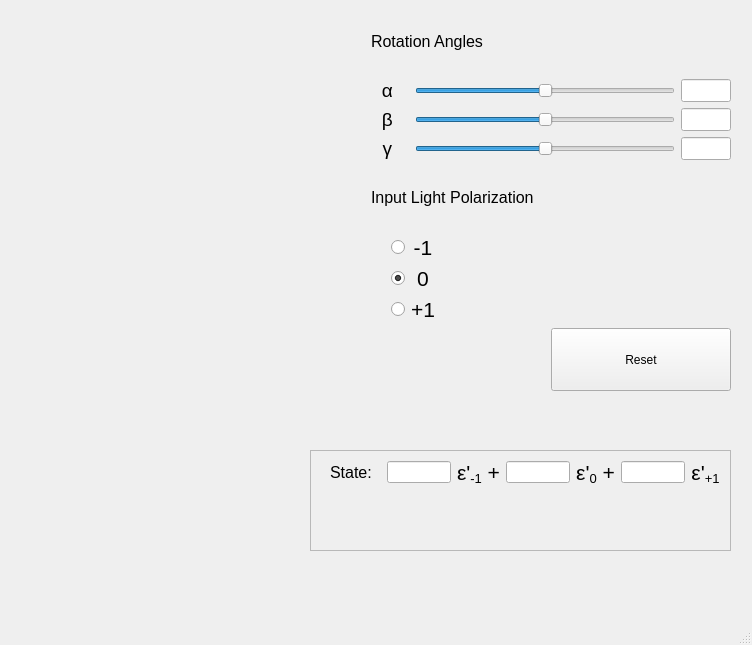
Above: Visualizer.ui from bdsmith147/PolarizationRotationVisualizer before the change. Below: the same form after it.
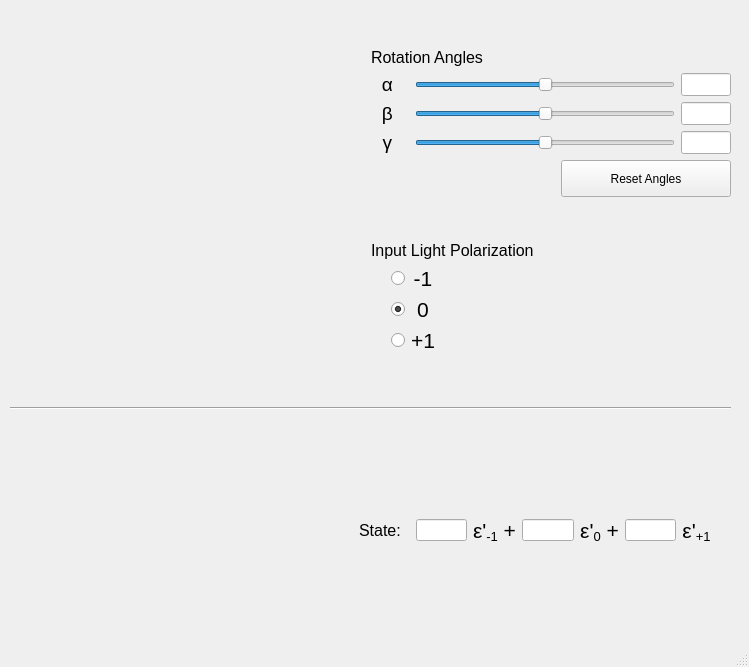
That is the form after the change.

Commit message: Adjusts the layouts, finishing touches.

The edit to the form file:
```diff
--- a/Visualizer.ui
+++ b/Visualizer.ui
@@ -6,8 +6,8 @@
    <rect>
     <x>0</x>
     <y>0</y>
-    <width>752</width>
-    <height>645</height>
+    <width>749</width>
+    <height>667</height>
    </rect>
   </property>
   <property name="windowTitle">
@@ -39,6 +39,19 @@
      </item>
      <item row="1" column="1">
       <layout class="QVBoxLayout" name="verticalLayout">
+       <item>
+        <spacer name="verticalSpacer_5">
+         <property name="orientation">
+          <enum>Qt::Vertical</enum>
+         </property>
+         <property name="sizeHint" stdset="0">
+          <size>
+           <width>20</width>
+           <height>40</height>
+          </size>
+         </property>
+        </spacer>
+       </item>
        <item>
         <widget class="QLabel" name="RotLabel">
          <property name="font">
@@ -217,6 +230,65 @@
          </item>
         </layout>
        </item>
+       <item>
+        <layout class="QHBoxLayout" name="horizontalLayout_2">
+         <item>
+          <spacer name="verticalSpacer">
+           <property name="orientation">
+            <enum>Qt::Vertical</enum>
+           </property>
+           <property name="sizeType">
+            <enum>QSizePolicy::Maximum</enum>
+           </property>
+           <property name="sizeHint" stdset="0">
+            <size>
+             <width>20</width>
+             <height>40</height>
+            </size>
+           </property>
+          </spacer>
+         </item>
+         <item>
+          <spacer name="horizontalSpacer_4">
+           <property name="orientation">
+            <enum>Qt::Horizontal</enum>
+           </property>
+           <property name="sizeHint" stdset="0">
+            <size>
+             <width>40</width>
+             <height>20</height>
+            </size>
+           </property>
+          </spacer>
+         </item>
+         <item>
+          <widget class="QPushButton" name="resetButton">
+           <property name="sizePolicy">
+            <sizepolicy hsizetype="Expanding" vsizetype="Minimum">
+             <horstretch>0</horstretch>
+             <verstretch>0</verstretch>
+            </sizepolicy>
+           </property>
+           <property name="text">
+            <string>Reset Angles</string>
+           </property>
+          </widget>
+         </item>
+        </layout>
+       </item>
+       <item>
+        <spacer name="verticalSpacer_2">
+         <property name="orientation">
+          <enum>Qt::Vertical</enum>
+         </property>
+         <property name="sizeHint" stdset="0">
+          <size>
+           <width>20</width>
+           <height>40</height>
+          </size>
+         </property>
+        </spacer>
+       </item>
        <item>
         <widget class="QLabel" name="PolLabel">
          <property name="font">
@@ -329,50 +401,52 @@
         </layout>
        </item>
        <item>
-        <layout class="QHBoxLayout" name="horizontalLayout_2">
-         <item>
-          <spacer name="horizontalSpacer_4">
-           <property name="orientation">
-            <enum>Qt::Horizontal</enum>
-           </property>
-           <property name="sizeHint" stdset="0">
-            <size>
-             <width>40</width>
-             <height>20</height>
-            </size>
-           </property>
-          </spacer>
-         </item>
-         <item>
-          <widget class="QPushButton" name="resetButton">
-           <property name="sizePolicy">
-            <sizepolicy hsizetype="Expanding" vsizetype="Minimum">
-             <horstretch>0</horstretch>
-             <verstretch>0</verstretch>
-            </sizepolicy>
-           </property>
-           <property name="text">
-            <string>Reset</string>
-           </property>
-          </widget>
-         </item>
-        </layout>
+        <spacer name="verticalSpacer_6">
+         <property name="orientation">
+          <enum>Qt::Vertical</enum>
+         </property>
+         <property name="sizeHint" stdset="0">
+          <size>
+           <width>20</width>
+           <height>40</height>
+          </size>
+         </property>
+        </spacer>
        </item>
       </layout>
      </item>
     </layout>
    </widget>
-   <widget class="QWidget" name="gridLayoutWidget_2">
+   <widget class="QFrame" name="frame">
+    <property name="geometry">
+     <rect>
+      <x>390</x>
+      <y>660</y>
+      <width>501</width>
+      <height>51</height>
+     </rect>
+    </property>
+    <property name="frameShape">
+     <enum>QFrame::StyledPanel</enum>
+    </property>
+    <property name="frameShadow">
+     <enum>QFrame::Raised</enum>
+    </property>
+    <property name="lineWidth">
+     <number>5</number>
+    </property>
+   </widget>
+   <widget class="QWidget" name="horizontalLayoutWidget">
     <property name="geometry">
      <rect>
       <x>10</x>
-      <y>410</y>
+      <y>420</y>
       <width>721</width>
-      <height>181</height>
+      <height>221</height>
      </rect>
     </property>
-    <layout class="QGridLayout" name="gridLayout_2">
-     <item row="1" column="0">
+    <layout class="QHBoxLayout" name="horizontalLayout">
+     <item>
       <spacer name="horizontalSpacer_5">
        <property name="orientation">
         <enum>Qt::Horizontal</enum>
@@ -382,64 +456,61 @@
        </property>
        <property name="sizeHint" stdset="0">
         <size>
-         <width>300</width>
+         <width>40</width>
          <height>20</height>
         </size>
        </property>
       </spacer>
      </item>
-     <item row="0" column="1">
-      <spacer name="verticalSpacer">
-       <property name="orientation">
-        <enum>Qt::Vertical</enum>
-       </property>
-       <property name="sizeType">
-        <enum>QSizePolicy::Maximum</enum>
-       </property>
-       <property name="sizeHint" stdset="0">
-        <size>
-         <width>20</width>
-         <height>40</height>
-        </size>
-       </property>
-      </spacer>
+     <item>
+      <layout class="QGridLayout" name="gridLayout_5">
+       <item row="0" column="0">
+        <spacer name="horizontalSpacer_7">
+         <property name="orientation">
+          <enum>Qt::Horizontal</enum>
+         </property>
+         <property name="sizeType">
+          <enum>QSizePolicy::Maximum</enum>
+         </property>
+         <property name="sizeHint" stdset="0">
+          <size>
+           <width>500</width>
+           <height>20</height>
+          </size>
+         </property>
+        </spacer>
+       </item>
+      </layout>
      </item>
-     <item row="2" column="1">
-      <spacer name="verticalSpacer_2">
+     <item>
+      <spacer name="horizontalSpacer_6">
        <property name="orientation">
-        <enum>Qt::Vertical</enum>
+        <enum>Qt::Horizontal</enum>
        </property>
-       <property name="sizeType">
-        <enum>QSizePolicy::Maximum</enum>
-       </property>
        <property name="sizeHint" stdset="0">
         <size>
-         <width>20</width>
-         <height>40</height>
+         <width>40</width>
+         <height>20</height>
         </size>
        </property>
       </spacer>
      </item>
-     <item row="1" column="1">
-      <widget class="QFrame" name="frame">
-       <property name="frameShape">
-        <enum>QFrame::StyledPanel</enum>
-       </property>
-       <property name="frameShadow">
-        <enum>QFrame::Raised</enum>
-       </property>
-       <property name="lineWidth">
-        <number>5</number>
-       </property>
-       <widget class="QWidget" name="horizontalLayoutWidget_2">
-        <property name="geometry">
-         <rect>
-          <x>0</x>
-          <y>0</y>
-          <width>430</width>
-          <height>45</height>
-         </rect>
-        </property>
+     <item>
+      <layout class="QVBoxLayout" name="verticalLayout_2">
+       <item>
+        <spacer name="verticalSpacer_4">
+         <property name="orientation">
+          <enum>Qt::Vertical</enum>
+         </property>
+         <property name="sizeHint" stdset="0">
+          <size>
+           <width>20</width>
+           <height>40</height>
+          </size>
+         </property>
+        </spacer>
+       </item>
+       <item>
         <layout class="QHBoxLayout" name="horizontalLayout_3">
          <property name="leftMargin">
           <number>20</number>
@@ -496,11 +567,37 @@
           </widget>
          </item>
         </layout>
-       </widget>
-      </widget>
+       </item>
+       <item>
+        <spacer name="verticalSpacer_3">
+         <property name="orientation">
+          <enum>Qt::Vertical</enum>
+         </property>
+         <property name="sizeHint" stdset="0">
+          <size>
+           <width>20</width>
+           <height>40</height>
+          </size>
+         </property>
+        </spacer>
+       </item>
+      </layout>
      </item>
     </layout>
    </widget>
+   <widget class="Line" name="line">
+    <property name="geometry">
+     <rect>
+      <x>10</x>
+      <y>400</y>
+      <width>721</width>
+      <height>16</height>
+     </rect>
+    </property>
+    <property name="orientation">
+     <enum>Qt::Horizontal</enum>
+    </property>
+   </widget>
   </widget>
   <widget class="QMenuBar" name="menubar">
    <property name="geometry">
```
Left out of the diff: 2 changed lines with no effect on the pictures. The commit also changes 1 other file.
